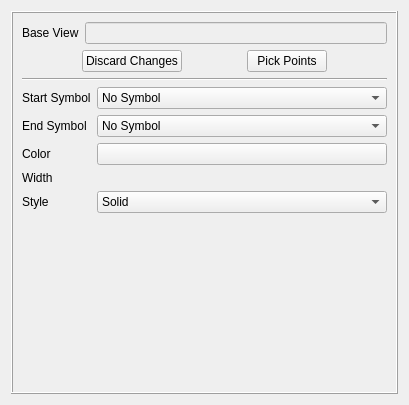
Qt form src/Mod/TechDraw/Gui/TaskLeaderLine.ui (berndhahnebach/All_FreeCAD) before a commit.
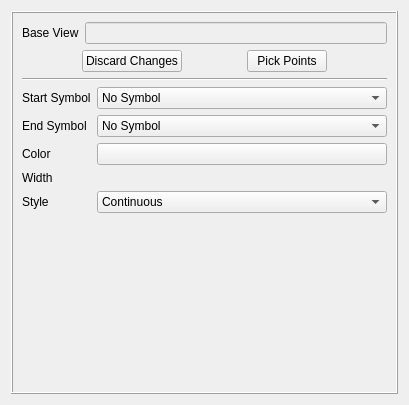
The same form after that commit. Icons and pictures are not drawn. Custom widgets are drawn as their Qt base class.

Commit message: [TD]use "continuous" for solid lines

```diff
--- a/src/Mod/TechDraw/Gui/TaskLeaderLine.ui
+++ b/src/Mod/TechDraw/Gui/TaskLeaderLine.ui
@@ -370,7 +370,7 @@
             </item>
             <item>
              <property name="text">
-              <string>Solid</string>
+              <string>Continuous</string>
              </property>
             </item>
             <item>
```
The commit also changes 4 other files.
